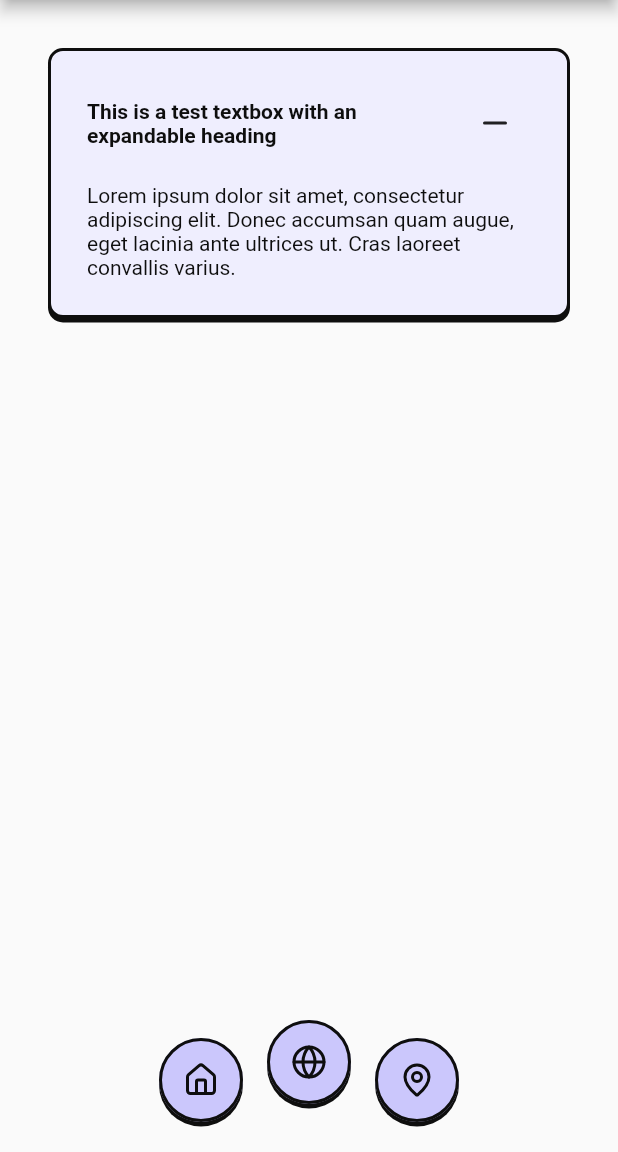
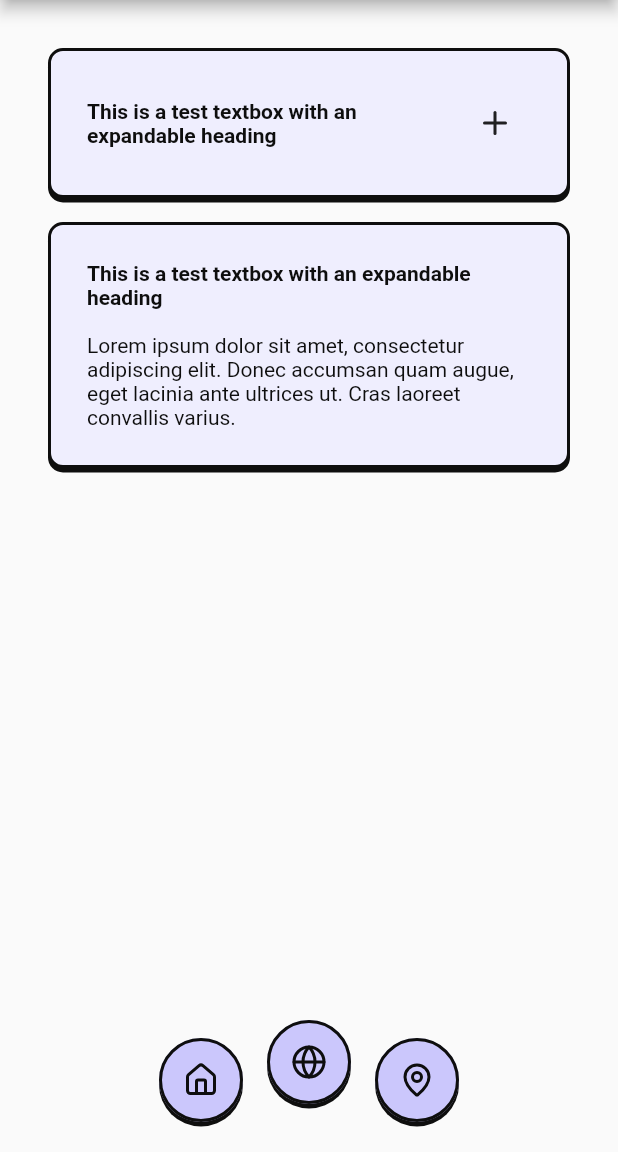
Before and after one commit to DECO-Demons/decarl, a Flutter app: the screen it shows after launch, on a phone screen of 412 x 824 dp, the part 84-1236 px from its top. Run offline on Flutter 3.47's test engine with Material 2 defaults, Android fonts, the phone set to English and light mode, and no system bars; our stand-ins replace cloud_firestore, firebase_core, firebase_database, geolocator, google_maps_flutter, location and 1 more; missing offline and left inert: ar_flutter_plugin, geoflutterfire2; accounts and stored records are empty.

Commit message:
fix: box now shows all info when not expandable

```diff
--- a/lib/components/textbox.dart
+++ b/lib/components/textbox.dart
@@ -29,7 +29,7 @@ class _TextBoxState extends State<CustomTextBox> {
     super.initState();
   }
 
-  bool isExpanded = true;
+  bool isExpanded = false;
 
   void expandBox() {
     setState(() {
@@ -60,7 +60,8 @@ class _TextBoxState extends State<CustomTextBox> {
           widget.heading == null
               ? const SizedBox.shrink()
               : Padding(
-                  padding: EdgeInsets.only(bottom: isExpanded ? 16 : 0),
+                  padding: EdgeInsets.only(
+                      bottom: !widget.expandable || isExpanded ? 16 : 0),
                   child: Row(children: [
                     Expanded(
                       child: Text(widget.heading!,
@@ -75,10 +76,10 @@ class _TextBoxState extends State<CustomTextBox> {
                             icon: Icon(isExpanded
                                 ? LucideIcons.minus
                                 : LucideIcons.plus))
-                        : const Icon(LucideIcons.plus),
+                        : const SizedBox.shrink(),
                   ]),
                 ),
-          isExpanded
+          !widget.expandable || isExpanded
               ? Text(widget.body,
                   style: const TextStyle(
                       color: AppColors.outline,
--- a/lib/screens/home.dart
+++ b/lib/screens/home.dart
@@ -10,8 +10,11 @@ class HomePage extends StatelessWidget {
   Widget build(BuildContext context) {
     return Container(
       padding: const EdgeInsets.all(32),
-      child: const Align(
-          alignment: Alignment.topCenter,
+      child: const Column(
+        mainAxisAlignment: MainAxisAlignment.start,
+        children: [
+          Padding(
+            padding: EdgeInsets.only(bottom: 16),
             child: CustomTextBox(
               heading: "This is a test textbox with an expandable heading",
               body: 'Lorem ipsum dolor sit amet, consectetur adipiscing elit. '
@@ -19,7 +22,21 @@ class HomePage extends StatelessWidget {
                   'Cras laoreet convallis varius.',
               color: AppColors.secondaryLight,
               expandable: true,
-          )),
+            ),
+          ),
+          Padding(
+            padding: EdgeInsets.only(bottom: 16),
+            child: CustomTextBox(
+              heading: "This is a test textbox with an expandable heading",
+              body: 'Lorem ipsum dolor sit amet, consectetur adipiscing elit. '
+                  'Donec accumsan quam augue, eget lacinia ante ultrices ut. '
+                  'Cras laoreet convallis varius.',
+              color: AppColors.secondaryLight,
+              expandable: false,
+            ),
+          ),
+        ],
+      ),
     );
   }
 }
```
Lines whose indentation alone changed are shown as unchanged.
